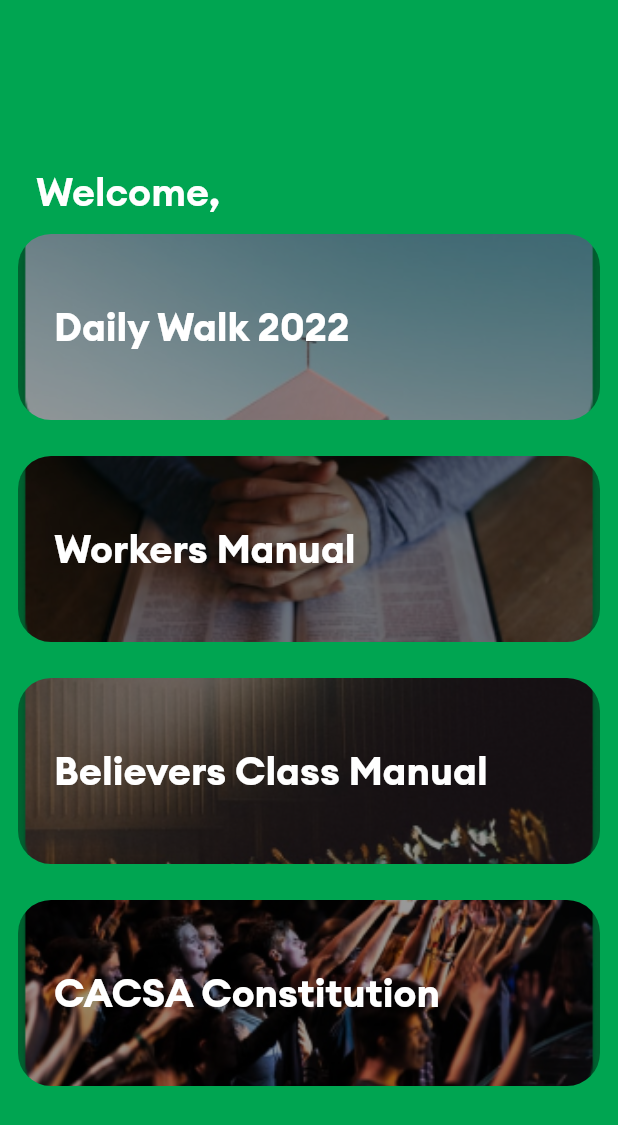
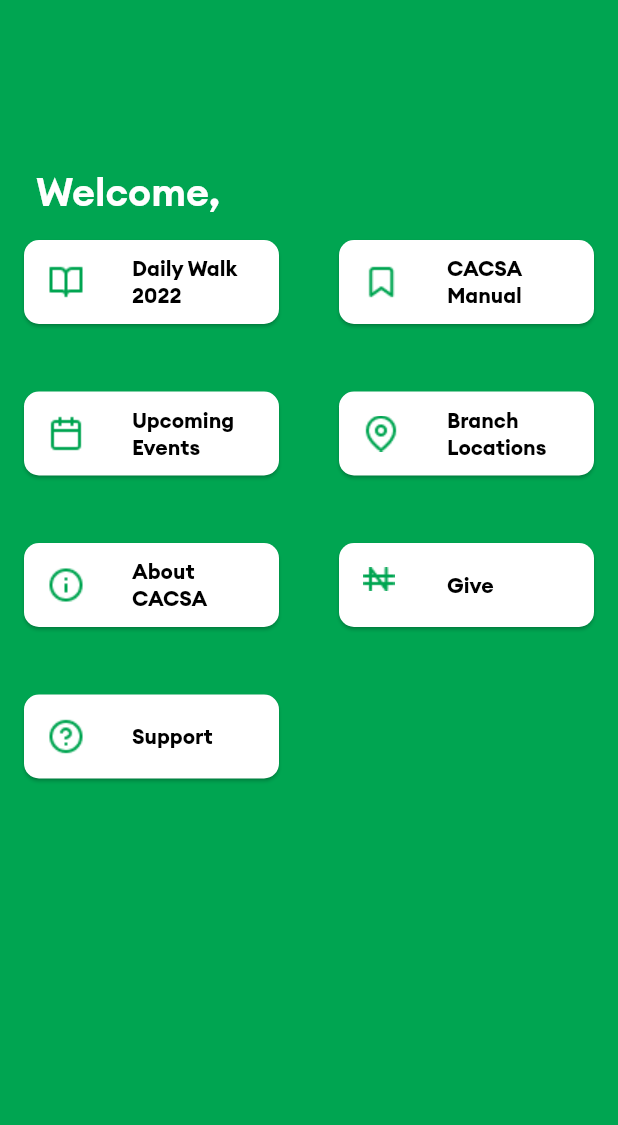
Before and after one commit to YemiKrist/Devotion, a Flutter app: the screen it shows after launch, on a phone screen of 412 x 824 dp. Shown: the top 1125 px of the screen. Run offline on Flutter 3.47's test engine with Material 2 defaults, Android fonts, the light colour scheme and no system bars; our stand-ins replace get.

Commit message:
fixed splash screen

```diff
--- a/lib/constants/menuItems.dart
+++ b/lib/constants/menuItems.dart
@@ -3,10 +3,13 @@
 class MenuItems {
   static List<Menu> getMenuItems() {
     return [
-      Menu(name: 'Daily Walk 2022', bgImage: 'daily_walk'),
-      Menu(name: 'Workers Manual', bgImage: 'workers_manual'),
-      Menu(name: 'Believers Class Manual', bgImage: 'believers_class' ),
-      Menu(name: 'CACSA Constitution', bgImage: 'cacsa_constitution' )
+      Menu(name: 'Daily Walk 2022', icon: 'book_open'),
+      Menu(name: 'CACSA Manual', icon: 'bookmark'),
+      Menu(name: 'Upcoming Events', icon: 'calendar'),
+      Menu(name: 'Branch Locations', icon: 'map_pin'),
+      Menu(name: 'About CACSA', icon: 'info'),
+      Menu(name: 'Give', icon: 'naira'),
+      Menu(name: 'Support', icon: 'help_circle')
     ];
   }
 }
--- a/lib/main.dart
+++ b/lib/main.dart
@@ -1,4 +1,5 @@
 import 'dart:ui';
+import 'package:cacsa/routes/routes.dart';
 import 'package:cacsa/screens/welcome_page.dart';
 import 'package:cacsa/utils/text-theme.dart';
 import 'package:flutter/material.dart';
@@ -19,12 +20,12 @@
       title: 'CACSA',
       debugShowCheckedModeBanner: false,
       theme: ThemeData(
-        primarySwatch: Colors.blue,
-        textTheme: screenWidth < 500 ? TEXT_THEME_SMALL : TEXT_THEME_DEFAULT, fontFamily: "Euclid-Regular"
-      ),
-      // initialRoute: Pages.SPLASHSCREEN,
+          primarySwatch: Colors.blue,
+          textTheme: screenWidth < 500 ? TEXT_THEME_SMALL : TEXT_THEME_DEFAULT,
+          fontFamily: "Euclid-Regular"),
+      initialRoute: Pages.SPLASHSCREEN,
       home: WelcomePage(),
-      // getPages: Pages.routes,
+      getPages: Pages.routes,
     );
   }
 }
--- a/lib/models/menu.dart
+++ b/lib/models/menu.dart
@@ -1,6 +1,6 @@
 class Menu {
   String name;
-  String bgImage;
+  String icon;
 
-  Menu({required this.name, required this.bgImage});
+  Menu({required this.name, required this.icon});
 }
--- a/lib/routes/routes.dart
+++ b/lib/routes/routes.dart
@@ -1,3 +1,4 @@
+import 'package:cacsa/bindings/splash_binding.dart';
 import 'package:cacsa/screens/day_walk.dart';
 import 'package:cacsa/screens/splash_screen.dart';
 import 'package:cacsa/screens/welcome_page.dart';
@@ -16,6 +17,7 @@
     GetPage(
       name: SPLASHSCREEN,
       page: () => const SplashScreen(),
+      binding: SplashBinding(),
     ),
     GetPage(
       name: Routes.MAIN_PAGE,
--- a/lib/screens/splash_screen.dart
+++ b/lib/screens/splash_screen.dart
@@ -1,8 +1,10 @@
 import 'package:cacsa/constants/assets_path.dart';
+import 'package:cacsa/constants/controllers/splash_controller.dart';
 import 'package:cacsa/utils/colors.dart';
 import 'package:flutter/material.dart';
+import 'package:get/get.dart';
 
-class SplashScreen extends StatelessWidget {
+class SplashScreen extends GetView<SplashController> {
   const SplashScreen({Key? key}) : super(key: key);
 
   @override
--- a/lib/screens/welcome_page.dart
+++ b/lib/screens/welcome_page.dart
@@ -1,5 +1,3 @@
-import 'package:cacsa/routes/routes.dart';
-import 'package:cacsa/screens/day_walk.dart';
 import 'package:cacsa/screens/months_screen.dart';
 import 'package:cacsa/utils/colors.dart';
 import 'package:cacsa/utils/widget_functions.dart';
@@ -32,57 +30,51 @@
                 ),
               ),
               Expanded(
-                  child: ListView.builder(
+                  child: GridView.builder(
+                gridDelegate: const SliverGridDelegateWithFixedCrossAxisCount(
+                    crossAxisCount: 2,
+                    crossAxisSpacing: 8,
+                    mainAxisSpacing: 0,
+                    childAspectRatio: 2),
+                shrinkWrap: true,
                 physics: const BouncingScrollPhysics(),
                 itemCount: menuItems.length,
                 itemBuilder: (BuildContext cont, int index) {
                   return GestureDetector(
-                    onTap:()=> Get.to(const Months()),
+                    onTap: () => Get.to(const Months()),
+                    child: SizedBox(
+                      height: 130,
                       child: Container(
                         margin: const EdgeInsets.all(12),
-                    height: 124,
                         child: Stack(
                           children: [
-                        Positioned.fill(
-                          child: ClipRRect(
-                              borderRadius:
-                                  const BorderRadius.all(Radius.circular(22)),
-                              child: Container(
-                                decoration: BoxDecoration(
-                                  image: DecorationImage(
-                                    fit: BoxFit.cover,
-                                    colorFilter: ColorFilter.mode(
-                                      Colors.black.withOpacity(0.4),
-                                      BlendMode.multiply,
+                            // Positioned.fill(
+                            Card(
+                                shape: RoundedRectangleBorder(
+                                    borderRadius: BorderRadius.circular(10.0)),
+                                child: ListTile(
+                                  leading: Image(
+                                    image: AssetImage(
+                                        'assets/icons/${menuItems[index].icon}.png'),
                                   ),
-                                    image: AssetImage(
-                                        'assets/${menuItems[index].bgImage}.png'),
+                                  title: Text(
+                                    menuItems[index].name,
+                                    style: themeData.textTheme.headline4,
                                   ),
-                                  //   gradient: LinearGradient(colors: [
-                                  // gradientColor1.withOpacity(0.0),
-                                  // gradientColor2.withOpacity(1.0),
-                                  // ])
-                                ),
+                                  // subtitle: Text(daily_walks[index].topic,),
+                                  onTap: () {
+                                    // Navigator.push(
+                                    //     context,
+                                    //     MaterialPageRoute(
+                                    //         builder: (context) =>
+                                    //             DayWalk(months[index])));
+                                  },
                                 )),
-                        ),
-                        Column(
-                          mainAxisAlignment: MainAxisAlignment.center,
-                          crossAxisAlignment: CrossAxisAlignment.center,
-                          children: [
-                            Padding(
-                              padding: const EdgeInsets.all(24.0),
-                              child: Text(
-                                menuItems[index].name,
-                                style: themeData.textTheme.headline1,
-                              ),
-                            )
-                          ],
-                        )
                           ],
                         ),
                       ),
+                    ),
                   );
-
                 },
               ))
             ],
--- a/pubspec.yaml
+++ b/pubspec.yaml
@@ -3,7 +3,7 @@
 
 # The following line prevents the package from being accidentally published to
 # pub.dev using `flutter pub publish`. This is preferred for private packages.
-publish_to: 'none' # Remove this line if you wish to publish to pub.dev
+publish_to: "none" # Remove this line if you wish to publish to pub.dev
 
 # The following defines the version and build number for your application.
 # A version number is three numbers separated by dots, like 1.2.43
@@ -29,7 +29,6 @@
 dependencies:
   flutter:
     sdk: flutter
-
 
   # The following adds the Cupertino Icons font to your application.
   # Use with the CupertinoIcons class for iOS style icons.
@@ -57,7 +56,6 @@
 
 # The following section is specific to Flutter packages.
 flutter:
-
   # The following line ensures that the Material Icons font is
   # included with your application, so that you can use the icons in
   # the material Icons class.
@@ -66,6 +64,7 @@
   # To add assets to your application, add an assets section, like this:
   assets:
     - assets/
+    - assets/icons/
   #   - images/a_dot_ham.jpeg
 
   # An image asset can refer to one or more resolution-specific "variants", see
```
Also changed, not shown: lib/bindings/splash_binding.dart (added, +11 -0 lines), lib/constants/controllers/splash_controller.dart (added, +24 -0 lines), lib/constants/walks.dart (+3 -27 lines), lib/screens/months_screen.dart (+16 -12 lines), assets/icons/book_open.png (added), assets/icons/bookmark.png (added), assets/icons/calendar.png (added), assets/icons/help_circle.png (added), assets/icons/info.png (added), assets/icons/map_pin.png (added), assets/icons/naira.png (added). Lines whose indentation alone changed are shown as unchanged.
